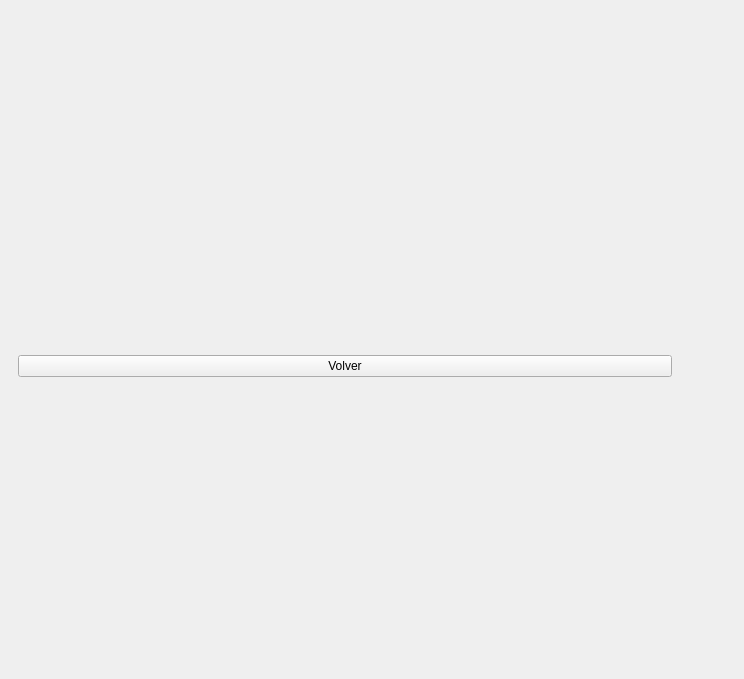
This is mainwindow.ui in raqquel21/carta-nautica as Qt 5 draws it before an edit. The edited form follows.
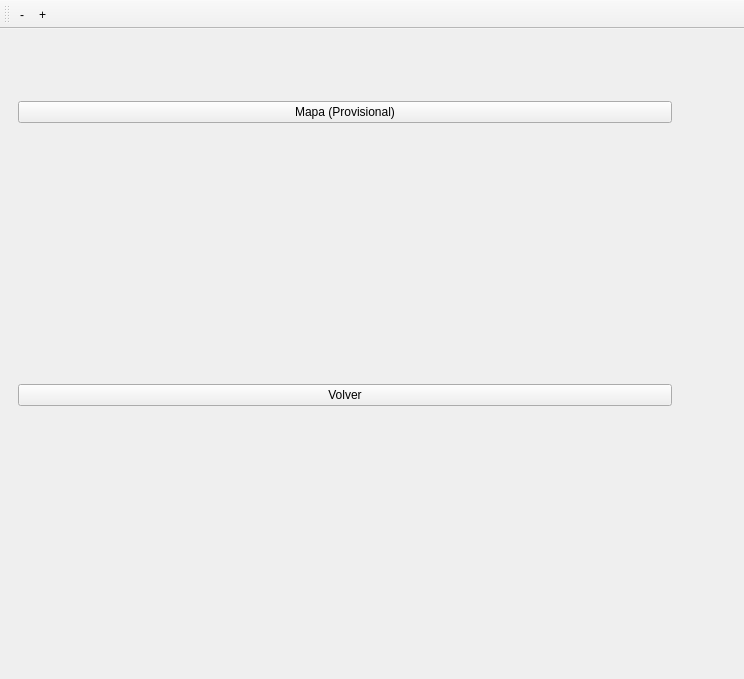
This is the edited form. The open tabs and pages were chosen to show the change. Icons and pictures are not drawn.

Commit message: Versio 0.5: Mapa nautico, iconos y zoom

What changed in the file:
```diff
--- a/mainwindow.ui
+++ b/mainwindow.ui
@@ -530,26 +530,6 @@
             </property>
            </spacer>
           </item>
-          <item row="1" column="4">
-           <spacer name="verticalSpacer_2">
-            <property name="orientation">
-             <enum>Qt::Orientation::Vertical</enum>
-            </property>
-            <property name="sizeHint" stdset="0">
-             <size>
-              <width>20</width>
-              <height>40</height>
-             </size>
-            </property>
-           </spacer>
-          </item>
-          <item row="1" column="2">
-           <widget class="QPushButton" name="pushButtonVolver">
-            <property name="text">
-             <string>Volver</string>
-            </property>
-           </widget>
-          </item>
           <item row="0" column="4">
            <widget class="QPushButton" name="perfil">
             <property name="sizePolicy">
@@ -600,6 +580,33 @@
             </property>
            </widget>
           </item>
+          <item row="2" column="4">
+           <spacer name="verticalSpacer_2">
+            <property name="orientation">
+             <enum>Qt::Orientation::Vertical</enum>
+            </property>
+            <property name="sizeHint" stdset="0">
+             <size>
+              <width>20</width>
+              <height>40</height>
+             </size>
+            </property>
+           </spacer>
+          </item>
+          <item row="2" column="2">
+           <widget class="QPushButton" name="pushButtonVolver">
+            <property name="text">
+             <string>Volver</string>
+            </property>
+           </widget>
+          </item>
+          <item row="1" column="2">
+           <widget class="QPushButton" name="Map">
+            <property name="text">
+             <string>Mapa (Provisional)</string>
+            </property>
+           </widget>
+          </item>
          </layout>
         </item>
        </layout>
@@ -768,6 +775,35 @@
     </item>
    </layout>
   </widget>
+  <widget class="QToolBar" name="toolBar">
+   <property name="windowTitle">
+    <string>toolBar</string>
+   </property>
+   <attribute name="toolBarArea">
+    <enum>TopToolBarArea</enum>
+   </attribute>
+   <attribute name="toolBarBreak">
+    <bool>false</bool>
+   </attribute>
+   <addaction name="zoomOut"/>
+   <addaction name="zoomIn"/>
+  </widget>
+  <action name="zoomOut">
+   <property name="text">
+    <string>-</string>
+   </property>
+   <property name="menuRole">
+    <enum>QAction::MenuRole::NoRole</enum>
+   </property>
+  </action>
+  <action name="zoomIn">
+   <property name="text">
+    <string>+</string>
+   </property>
+   <property name="menuRole">
+    <enum>QAction::MenuRole::NoRole</enum>
+   </property>
+  </action>
  </widget>
  <resources/>
  <connections/>
```
Left out of the diff: 21 changed lines with no effect on the pictures. The commit also changes 7 other files.
